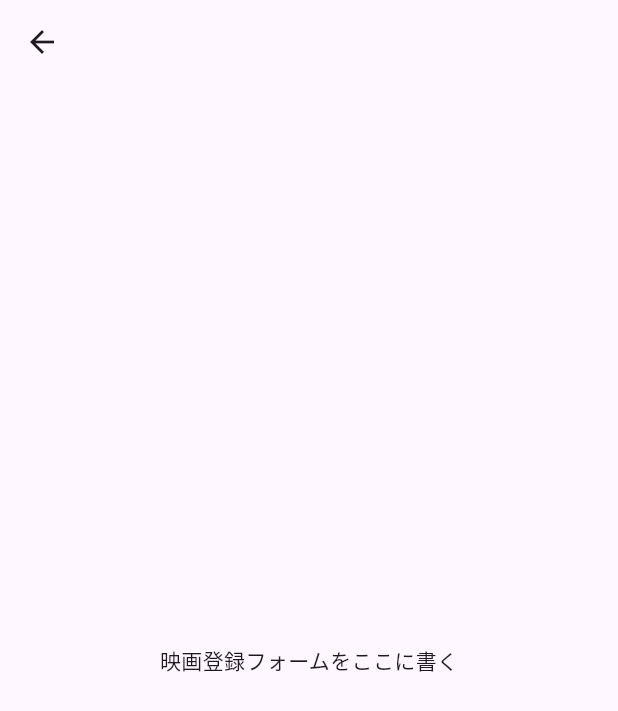
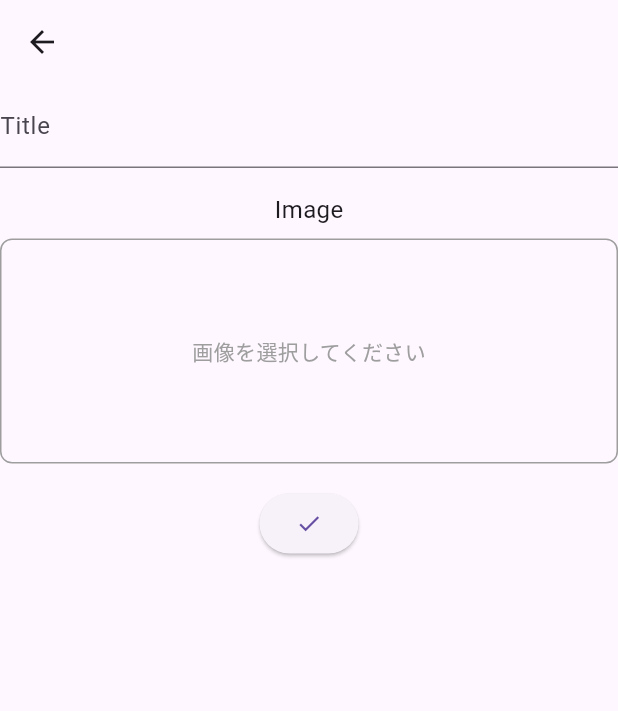
Before and after one commit to hirashain/movie_log, a Flutter app: the screen it shows after launch, after a tap on the "add" icon, on a phone screen of 412 x 824 dp. Shown: the top 711 px of the screen. Run offline on Flutter 3.47's test engine with Material 3 defaults, Android fonts, the phone set to English and light mode, and no system bars; our stand-ins replace image_picker.

Commit message:
登録した画像のサムネイルが表示されるようになった

```diff
--- a/lib/main.dart
+++ b/lib/main.dart
@@ -71,9 +71,11 @@ class HomeScreenState extends State<HomeScreen> {
         actions: [
           // 映画追加
           IconButton(
+            // 押したときに呼ばれる関数
             onPressed: () {
               Navigator.push(
                 context,
+                // 遷移先の画面
                 MaterialPageRoute(
                   builder: (context) => const MovieAddition(),
                 ),
--- a/lib/models/movie.dart
+++ b/lib/models/movie.dart
@@ -1,57 +1,30 @@
 import 'package:flutter/material.dart';
+import 'dart:io';
 
 class Movie {
-  final String id;
-  final String name;
-  final List<ImageProvider> images;
-  final String? review;
-  final double? rating;
-  bool isFavorite;
+  final String title;
+  final File? image;
 
-  Movie({
-    required this.id,
-    required this.name,
-    required this.images,
-    this.review,
-    this.rating,
-    this.isFavorite = false,
-  });
+  Movie({required this.title, this.image});
 }
 
 class MovieProvider with ChangeNotifier {
-  final List<Movie> _records = [];
-  final List<Movie> _watchList = [];
-  final List<Movie> _favorites = [];
+  final List<Movie> _movies = [];
 
-  List<Movie> get records => _records;
-  List<Movie> get watchList => _watchList;
-  List<Movie> get favorites => _favorites;
+  List<Movie> get movies => _movies;
 
-  // Movieをrecordsリストに追加するメソッド
-  void addToRecords(Movie movie) {
-    _records.add(movie);
+  void addMovieList(Movie movie) {
+    print("Listennnnnnnnnnnnn");
+    _movies.add(movie);
     notifyListeners();
   }
 
-  // MovieをwatchListに追加するメソッド
-  void addToWatchList(Movie movie) {
-    _watchList.add(movie);
-    notifyListeners();
-  }
-
-  // Movieをfavoritesリストに追加するメソッド
-  void addToFavorites(Movie movie) {
-    _favorites.add(movie);
-    notifyListeners();
-  }
-
-  // お気に入りのオン/オフを切り替えるメソッド
-  void toggleFavorite(Movie movie) {
-    if (_favorites.contains(movie)) {
-      _favorites.remove(movie);
-    } else {
-      _favorites.add(movie);
-    }
-    notifyListeners();
-  }
+  // void toggleFavorite(Movie movie) {
+  //   if (_favorites.contains(movie)) {
+  //     _favorites.remove(movie);
+  //   } else {
+  //     _favorites.add(movie);
+  //   }
+  //   notifyListeners();
+  // }
 }
--- a/lib/screens/add_movie.dart
+++ b/lib/screens/add_movie.dart
@@ -1,14 +1,97 @@
 import 'package:flutter/material.dart';
+import 'package:provider/provider.dart';
+import 'package:image_picker/image_picker.dart';
+import 'dart:io';
 
-class MovieAddition extends StatelessWidget {
+import 'package:movie_log/main.dart';
+import 'package:movie_log/models/movie.dart';
+
+class MovieAddition extends StatefulWidget {
   const MovieAddition({super.key});
+
+  @override
+  MovieAdditionState createState() => MovieAdditionState();
+}
+
+class MovieAdditionState extends State<MovieAddition> {
+  final TextEditingController _titleController = TextEditingController();
+  File? _selectedImage;
+
+  Future<void> _pickImage() async {
+    final ImagePicker picker = ImagePicker();
+    final XFile? pickedFile =
+        await picker.pickImage(source: ImageSource.gallery);
+
+    if (pickedFile != null) {
+      setState(() {
+        _selectedImage = File(pickedFile.path);
+      });
+    }
+  }
+
+  void _addMovie() {
+    final String title = _titleController.text;
+    print(title);
+    if (title.isEmpty) {
+      ScaffoldMessenger.of(context)
+          .showSnackBar(const SnackBar(content: Text("Input title!")));
+      return;
+    }
+
+    final newMovie = Movie(title: title, image: _selectedImage);
+    context.read<MovieProvider>().addMovieList(newMovie);
+  }
 
   @override
   Widget build(BuildContext context) {
     return Scaffold(
         appBar: AppBar(),
-        body: const Center(
-          child: Text('映画登録フォームをここに書く'),
+        body: Column(
+          children: [
+            TextField(
+              controller: _titleController,
+              decoration: const InputDecoration(labelText: 'Title'),
+            ),
+            const SizedBox(height: 16),
+            const Text('Image', style: TextStyle(fontSize: 16)),
+            const SizedBox(height: 8),
+            GestureDetector(
+              onTap: _pickImage,
+              child: _selectedImage != null
+                  ? Image.file(
+                      _selectedImage!,
+                      height: 150,
+                      width: double.infinity,
+                      fit: BoxFit.cover,
+                    )
+                  : Container(
+                      height: 150,
+                      width: double.infinity,
+                      decoration: BoxDecoration(
+                        border: Border.all(color: Colors.grey),
+                        borderRadius: BorderRadius.circular(8),
+                      ),
+                      child: const Center(
+                        child: Text(
+                          '画像を選択してください',
+                          style: TextStyle(color: Colors.grey),
+                        ),
+                      ),
+                    ),
+            ),
+            const SizedBox(height: 16),
+            ElevatedButton(
+                onPressed: () {
+                  _addMovie();
+                  Navigator.pop(
+                    context,
+                    MaterialPageRoute(
+                      builder: (context) => const HomeScreen(),
+                    ),
+                  );
+                },
+                child: const Icon(Icons.check))
+          ],
         ));
   }
 }
--- a/lib/screens/movies.dart
+++ b/lib/screens/movies.dart
@@ -7,34 +7,39 @@ class Movies extends StatelessWidget {
 
   @override
   Widget build(BuildContext context) {
-    final movieProvider = Provider.of<MovieProvider>(context);
-
-    return GridView.builder(
+    return Scaffold(
+      body: Consumer<MovieProvider>(builder: (context, movieProvider, child) {
+        final movies = movieProvider.movies;
+        return movies.isEmpty
+            ? const Center(
+                child: Text(
+                  "No Movie",
+                  textScaler: TextScaler.linear(5.0),
+                ),
+              )
+            : GridView.builder(
                 gridDelegate: const SliverGridDelegateWithFixedCrossAxisCount(
                   crossAxisCount: 3, // 横に3列表示
-        crossAxisSpacing: 8.0, // 列間のスペース
-        mainAxisSpacing: 8.0, // 行間のスペース
-        childAspectRatio: 1.0, // サムネイルのアスペクト比（正方形）
+                  crossAxisSpacing: 0, // 列間のスペース
+                  mainAxisSpacing: 0, // 行間のスペース
+                  childAspectRatio: 0.75, // サムネイルのアスペクト比
                 ),
-      itemCount: movieProvider.records.length,
+                itemCount: movies.length,
                 itemBuilder: (context, index) {
-        final movie = movieProvider.records[index];
-
+                  final movie = movies[index];
                   return GestureDetector(
                       onTap: () {
                         // サムネイルタップ時に映画詳細を表示する処理
                       },
-          child: Padding(
-            padding: const EdgeInsets.all(8.0),
-            child: ClipRRect(
-              borderRadius: BorderRadius.circular(8.0),
-              child: movie.images.isNotEmpty
-                  ? Image(image: movie.images[0], fit: BoxFit.cover) // 画像を全体表示
-                  : const Icon(Icons.image, size: 100),
-            ),
-          ),
+                      child: movie.image != null
+                          ? Image.file(
+                              movie.image!,
+                              fit: BoxFit.cover,
+                            )
+                          : const Icon(Icons.image, size: 100));
+                },
               );
-      },
+      }),
     );
   }
 }
```
Also changed, not shown: lib/screens/movie_detail_screen.dart (+40 -40 lines). Lines whose indentation alone changed are shown as unchanged.
